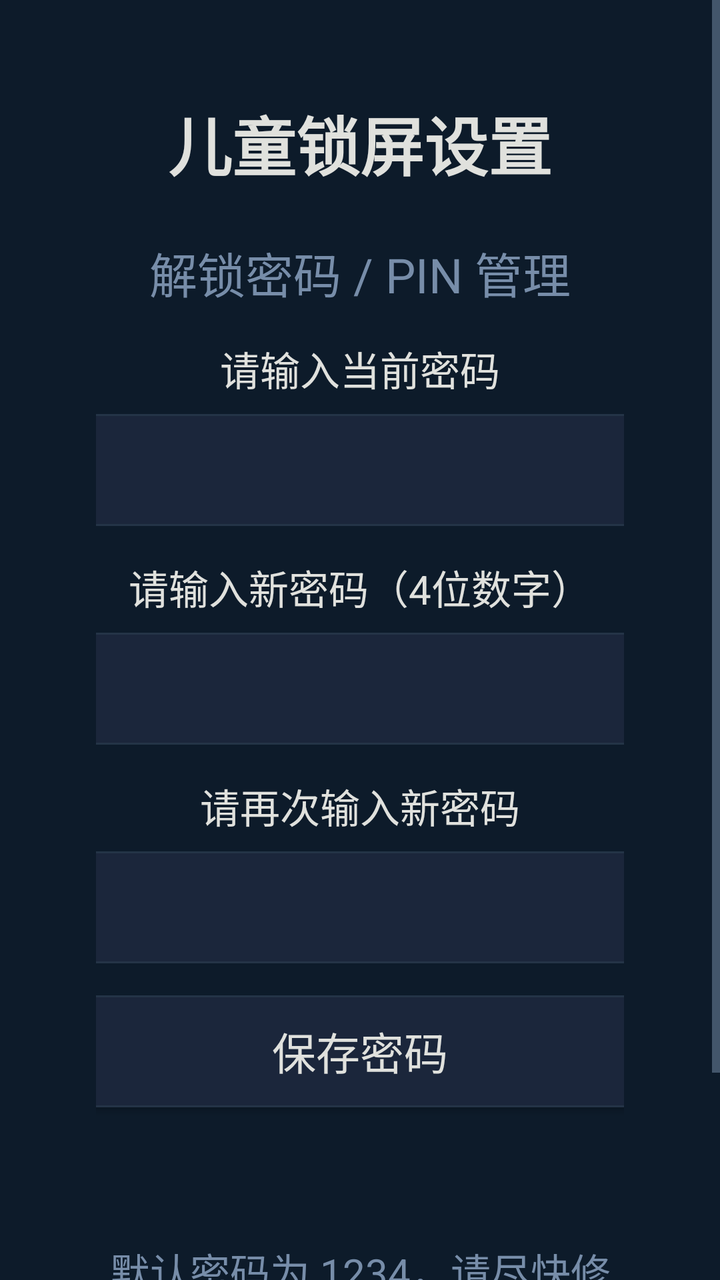
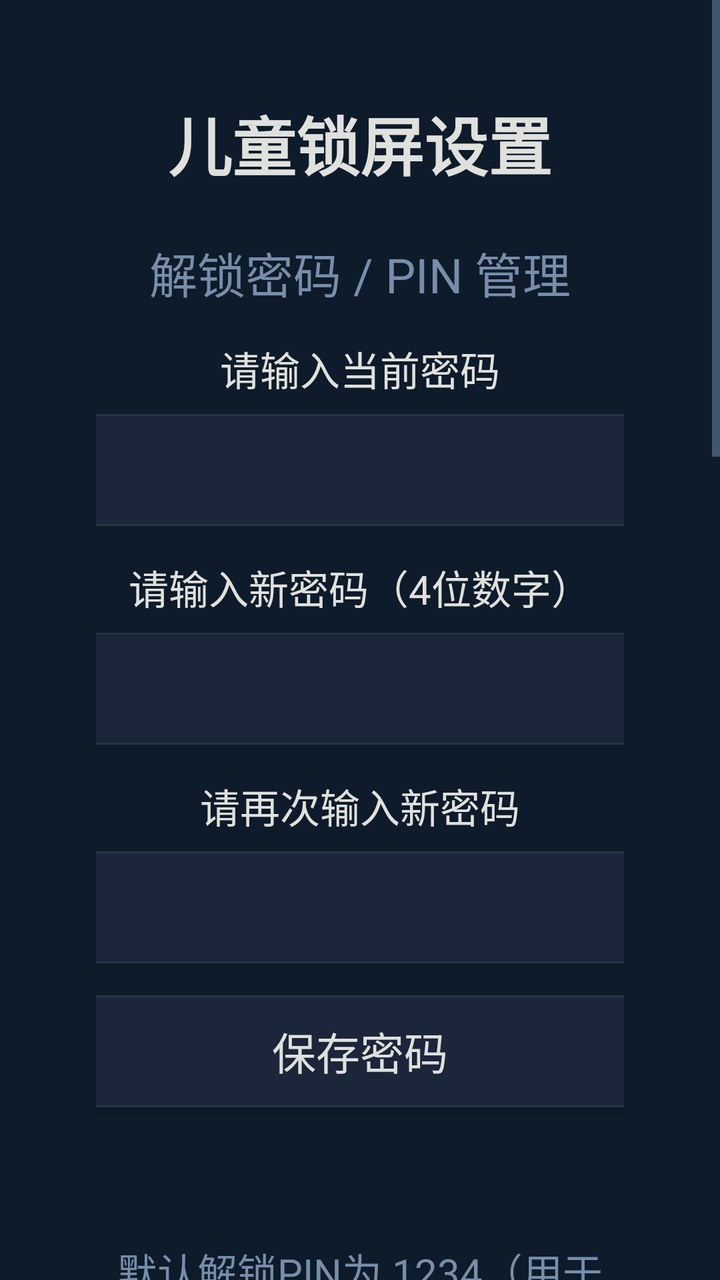

Compare the two renders of this Android layout. The source of the first and the diff that turns it into the second are given below.
<!-- AndroidManifest.xml: activity theme Theme.KidsLock -->
<!-- res/layout/activity_settings.xml -->
<?xml version="1.0" encoding="utf-8"?>
<ScrollView xmlns:android="http://schemas.android.com/apk/res/android"
    android:layout_width="match_parent"
    android:layout_height="match_parent"
    android:background="@color/settings_bg"
    android:fillViewport="true">

    <LinearLayout
        android:layout_width="match_parent"
        android:layout_height="wrap_content"
        android:orientation="vertical"
        android:padding="@dimen/tv_margin_h"
        android:gravity="center_horizontal">

        
        <TextView
            android:layout_width="wrap_content"
            android:layout_height="wrap_content"
            android:text="@string/settings_title"
            android:textColor="@color/accent"
            android:textSize="@dimen/text_title"
            android:textStyle="bold"
            android:layout_marginBottom="@dimen/spacing_large" />

        
        <TextView
            android:layout_width="wrap_content"
            android:layout_height="wrap_content"
            android:text="@string/settings_pin_title"
            android:textColor="@color/highlight"
            android:textSize="@dimen/text_subtitle"
            android:layout_marginBottom="@dimen/spacing_medium" />

        <TextView
            android:layout_width="wrap_content"
            android:layout_height="wrap_content"
            android:text="@string/settings_current_pin"
            android:textColor="@color/text_primary"
            android:textSize="@dimen/text_body"
            android:layout_marginBottom="@dimen/spacing_small" />

        <EditText
            android:id="@+id/etCurrentPin"
            android:layout_width="280dp"
            android:layout_height="@dimen/btn_height"
            android:gravity="center"
            android:inputType="number"
            android:maxLength="4"
            android:digits="0123456789"
            android:textSize="@dimen/text_pin"
            android:background="@drawable/btn_option_bg"
            android:textColor="@color/btn_text"
            android:layout_marginBottom="@dimen/spacing_medium" />

        <TextView
            android:layout_width="wrap_content"
            android:layout_height="wrap_content"
            android:text="@string/settings_new_pin"
            android:textColor="@color/text_primary"
            android:textSize="@dimen/text_body"
            android:layout_marginBottom="@dimen/spacing_small" />

        <EditText
            android:id="@+id/etNewPin"
            android:layout_width="280dp"
            android:layout_height="@dimen/btn_height"
            android:gravity="center"
            android:inputType="number"
            android:maxLength="4"
            android:digits="0123456789"
            android:textSize="@dimen/text_pin"
            android:background="@drawable/btn_option_bg"
            android:textColor="@color/btn_text"
            android:layout_marginBottom="@dimen/spacing_medium" />

        <TextView
            android:layout_width="wrap_content"
            android:layout_height="wrap_content"
            android:text="@string/settings_confirm_pin"
            android:textColor="@color/text_primary"
            android:textSize="@dimen/text_body"
            android:layout_marginBottom="@dimen/spacing_small" />

        <EditText
            android:id="@+id/etConfirmPin"
            android:layout_width="280dp"
            android:layout_height="@dimen/btn_height"
            android:gravity="center"
            android:inputType="number"
            android:maxLength="4"
            android:digits="0123456789"
            android:textSize="@dimen/text_pin"
            android:background="@drawable/btn_option_bg"
            android:textColor="@color/btn_text"
            android:layout_marginBottom="@dimen/spacing_medium" />

        <Button
            android:id="@+id/btnSavePin"
            android:layout_width="280dp"
            android:layout_height="@dimen/btn_height"
            android:text="@string/settings_save_pin"
            android:textSize="@dimen/text_button"
            android:background="@drawable/btn_settings_bg"
            android:textColor="@color/btn_text"
            android:focusable="true"
            android:clickable="true" />

        <TextView
            android:id="@+id/tvSettingsMsg"
            android:layout_width="wrap_content"
            android:layout_height="wrap_content"
            android:textColor="@color/wrong_red"
            android:textSize="@dimen/text_body"
            android:layout_marginTop="@dimen/spacing_medium" />

        <TextView
            android:layout_width="wrap_content"
            android:layout_height="wrap_content"
            android:text="@string/settings_pin_note"
            android:textColor="@color/text_secondary"
            android:textSize="@dimen/text_body"
            android:gravity="center"
            android:layout_marginTop="@dimen/spacing_large"
            android:lineSpacingExtra="4dp" />

    </LinearLayout>
</ScrollView>
<!-- resources referenced by this layout -->
<resources>
  <color name="accent">#E0E1DD</color>
  <color name="btn_text">#E0E1DD</color>
  <color name="highlight">#778DA9</color>
  <color name="settings_bg">#0D1B2A</color>
  <color name="text_primary">#E0E1DD</color>
  <color name="text_secondary">#778DA9</color>
  <color name="wrong_red">#E63946</color>
  <dimen name="btn_height">56dp</dimen>
  <dimen name="spacing_large">24dp</dimen>
  <dimen name="spacing_medium">16dp</dimen>
  <dimen name="spacing_small">8dp</dimen>
  <dimen name="text_body">20sp</dimen>
  <dimen name="text_button">22sp</dimen>
  <dimen name="text_pin">28sp</dimen>
  <dimen name="text_subtitle">24sp</dimen>
  <dimen name="text_title">32sp</dimen>
  <dimen name="tv_margin_h">48dp</dimen>
  <!-- drawable btn_option_bg (drawable) -->
  <?xml version="1.0" encoding="utf-8"?>
  <selector xmlns:android="http://schemas.android.com/apk/res/android">
      
      <item android:state_focused="true">
          <shape android:shape="rectangle">
              <solid android:color="@color/btn_focused" />
              <stroke android:width="3dp" android:color="@color/btn_focused_border" />
              <corners android:radius="@dimen/btn_corner" />
          </shape>
      </item>
      
      <item android:state_pressed="true">
          <shape android:shape="rectangle">
              <solid android:color="@color/btn_focused" />
              <stroke android:width="2dp" android:color="@color/btn_focused_border" />
              <corners android:radius="@dimen/btn_corner" />
          </shape>
      </item>
      
      <item>
          <shape android:shape="rectangle">
              <solid android:color="@color/btn_normal" />
              <stroke android:width="1dp" android:color="@color/bg_surface_light" />
              <corners android:radius="@dimen/btn_corner" />
          </shape>
      </item>
  </selector>
  <!-- drawable btn_settings_bg (drawable) -->
  <?xml version="1.0" encoding="utf-8"?>
  <selector xmlns:android="http://schemas.android.com/apk/res/android">
      <item android:state_focused="true">
          <shape android:shape="rectangle">
              <solid android:color="@color/btn_focused" />
              <stroke android:width="2dp" android:color="@color/btn_focused_border" />
              <corners android:radius="@dimen/btn_corner" />
          </shape>
      </item>
      <item android:state_pressed="true">
          <shape android:shape="rectangle">
              <solid android:color="@color/btn_focused" />
              <corners android:radius="@dimen/btn_corner" />
          </shape>
      </item>
      <item>
          <shape android:shape="rectangle">
              <solid android:color="@color/btn_normal" />
              <stroke android:width="1dp" android:color="@color/bg_surface_light" />
              <corners android:radius="@dimen/btn_corner" />
          </shape>
      </item>
  </selector>
  <string name="settings_confirm_pin">请再次输入新密码</string>
  <string name="settings_current_pin">请输入当前密码</string>
  <string name="settings_new_pin">请输入新密码（4位数字）</string>
  <string name="settings_pin_note">默认密码为 1234，请尽快修改为专属密码，防止儿童解锁。</string>
  <string name="settings_pin_title">解锁密码 / PIN 管理</string>
  <string name="settings_save_pin">保存密码</string>
  <string name="settings_title">儿童锁屏设置</string>
  <style name="Theme.KidsLock" parent="Theme.AppCompat.NoActionBar">
          <item name="colorPrimary">@color/primary</item>
          <item name="colorPrimaryDark">@color/bg_dark</item>
          <item name="colorAccent">@color/highlight</item>
          <item name="android:windowBackground">@color/settings_bg</item>
          <item name="android:textColorPrimary">@color/text_primary</item>
          <item name="android:textColorSecondary">@color/text_secondary</item>
      </style>
  <color name="btn_focused">#415A77</color>
  <color name="btn_focused_border">#778DA9</color>
  <dimen name="btn_corner">8dp</dimen>
  <color name="btn_normal">#1B263B</color>
  <color name="bg_surface_light">#243447</color>
  <color name="primary">#415A77</color>
  <color name="bg_dark">#0D1B2A</color>
</resources>

<!-- the commit's change to res/layout/activity_settings.xml (unified diff, before → after) -->
@@ -123,5 +123,146 @@
             android:layout_marginTop="@dimen/spacing_large"
             android:lineSpacingExtra="4dp" />
 
+        
+        <TextView
+            android:layout_width="wrap_content"
+            android:layout_height="wrap_content"
+            android:text="应用打开密码（打开本应用时验证）"
+            android:textColor="@color/highlight"
+            android:textSize="@dimen/text_subtitle"
+            android:layout_marginTop="@dimen/spacing_large"
+            android:layout_marginBottom="@dimen/spacing_medium" />
+
+        <TextView
+            android:layout_width="wrap_content"
+            android:layout_height="wrap_content"
+            android:text="请输入当前打开密码"
+            android:textColor="@color/text_primary"
+            android:textSize="@dimen/text_body"
+            android:layout_marginBottom="@dimen/spacing_small" />
+
+        <EditText
+            android:id="@+id/etCurrentApp"
+            android:layout_width="280dp"
+            android:layout_height="@dimen/btn_height"
+            android:gravity="center"
+            android:inputType="number"
+            android:maxLength="4"
+            android:digits="0123456789"
+            android:textSize="@dimen/text_pin"
+            android:background="@drawable/btn_option_bg"
+            android:textColor="@color/btn_text"
+            android:layout_marginBottom="@dimen/spacing_medium" />
+
+        <TextView
+            android:layout_width="wrap_content"
+            android:layout_height="wrap_content"
+            android:text="请输入新打开密码（4位数字）"
+            android:textColor="@color/text_primary"
+            android:textSize="@dimen/text_body"
+            android:layout_marginBottom="@dimen/spacing_small" />
+
+        <EditText
+            android:id="@+id/etNewApp"
+            android:layout_width="280dp"
+            android:layout_height="@dimen/btn_height"
+            android:gravity="center"
+            android:inputType="number"
+            android:maxLength="4"
+            android:digits="0123456789"
+            android:textSize="@dimen/text_pin"
+            android:background="@drawable/btn_option_bg"
+            android:textColor="@color/btn_text"
+            android:layout_marginBottom="@dimen/spacing_medium" />
+
+        <TextView
+            android:layout_width="wrap_content"
+            android:layout_height="wrap_content"
+            android:text="请再次输入新打开密码"
+            android:textColor="@color/text_primary"
+            android:textSize="@dimen/text_body"
+            android:layout_marginBottom="@dimen/spacing_small" />
+
+        <EditText
+            android:id="@+id/etConfirmApp"
+            android:layout_width="280dp"
+            android:layout_height="@dimen/btn_height"
+            android:gravity="center"
+            android:inputType="number"
+            android:maxLength="4"
+            android:digits="0123456789"
+            android:textSize="@dimen/text_pin"
+            android:background="@drawable/btn_option_bg"
+            android:textColor="@color/btn_text"
+            android:layout_marginBottom="@dimen/spacing_medium" />
+
+        <Button
+            android:id="@+id/btnSaveApp"
+            android:layout_width="280dp"
+            android:layout_height="@dimen/btn_height"
+            android:text="保存应用密码"
+            android:textSize="@dimen/text_button"
+            android:background="@drawable/btn_settings_bg"
+            android:textColor="@color/btn_text"
+            android:focusable="true"
+            android:clickable="true" />
+
+        <TextView
+            android:id="@+id/tvAppMsg"
+            android:layout_width="wrap_content"
+            android:layout_height="wrap_content"
+            android:textColor="@color/wrong_red"
+            android:textSize="@dimen/text_body"
+            android:layout_marginTop="@dimen/spacing_medium" />
+
+        <TextView
+            android:layout_width="wrap_content"
+            android:layout_height="wrap_content"
+            android:text="默认打开密码为 4321，请尽快修改为专属密码。"
+            android:textColor="@color/text_secondary"
+            android:textSize="@dimen/text_body"
+            android:gravity="center"
+            android:layout_marginTop="@dimen/spacing_medium"
+            android:lineSpacingExtra="4dp" />
+
+        
+        <TextView
+            android:layout_width="wrap_content"
+            android:layout_height="wrap_content"
+            android:text="设备管理员（防卸载保护）"
+            android:textColor="@color/highlight"
+            android:textSize="@dimen/text_subtitle"
+            android:layout_marginTop="@dimen/spacing_large"
+            android:layout_marginBottom="@dimen/spacing_medium" />
+
+        <Button
+            android:id="@+id/btnActivateAdmin"
+            android:layout_width="320dp"
+            android:layout_height="@dimen/btn_height"
+            android:text="激活设备管理员（防误卸载）"
+            android:textSize="@dimen/text_button"
+            android:background="@drawable/btn_settings_bg"
+            android:textColor="@color/btn_text"
+            android:focusable="true"
+            android:clickable="true" />
+
+        <TextView
+            android:id="@+id/tvAdminMsg"
+            android:layout_width="wrap_content"
+            android:layout_height="wrap_content"
+            android:textColor="@color/wrong_red"
+            android:textSize="@dimen/text_body"
+            android:layout_marginTop="@dimen/spacing_medium" />
+
+        <TextView
+            android:layout_width="wrap_content"
+            android:layout_height="wrap_content"
+            android:text="激活后，卸载本应用需先在系统“设置 → 安全 → 设备管理员”中取消本应用的管理员权限。忘记取消方法也无妨，恢复出厂设置可清除。"
+            android:textColor="@color/text_secondary"
+            android:textSize="@dimen/text_body"
+            android:gravity="center"
+            android:layout_marginTop="@dimen/spacing_medium"
+            android:lineSpacingExtra="4dp" />
+
     </LinearLayout>
 </ScrollView>
<!-- resource entries referenced after the edit -->
@@ -72,7 +72,7 @@
   <string name="settings_confirm_pin">请再次输入新密码</string>
   <string name="settings_current_pin">请输入当前密码</string>
   <string name="settings_new_pin">请输入新密码（4位数字）</string>
-  <string name="settings_pin_note">默认密码为 1234，请尽快修改为专属密码，防止儿童解锁。</string>
+  <string name="settings_pin_note">默认解锁PIN为 1234（用于锁屏时解锁电视），请尽快修改，防止儿童解锁。</string>
   <string name="settings_pin_title">解锁密码 / PIN 管理</string>
   <string name="settings_save_pin">保存密码</string>
   <string name="settings_title">儿童锁屏设置</string>
